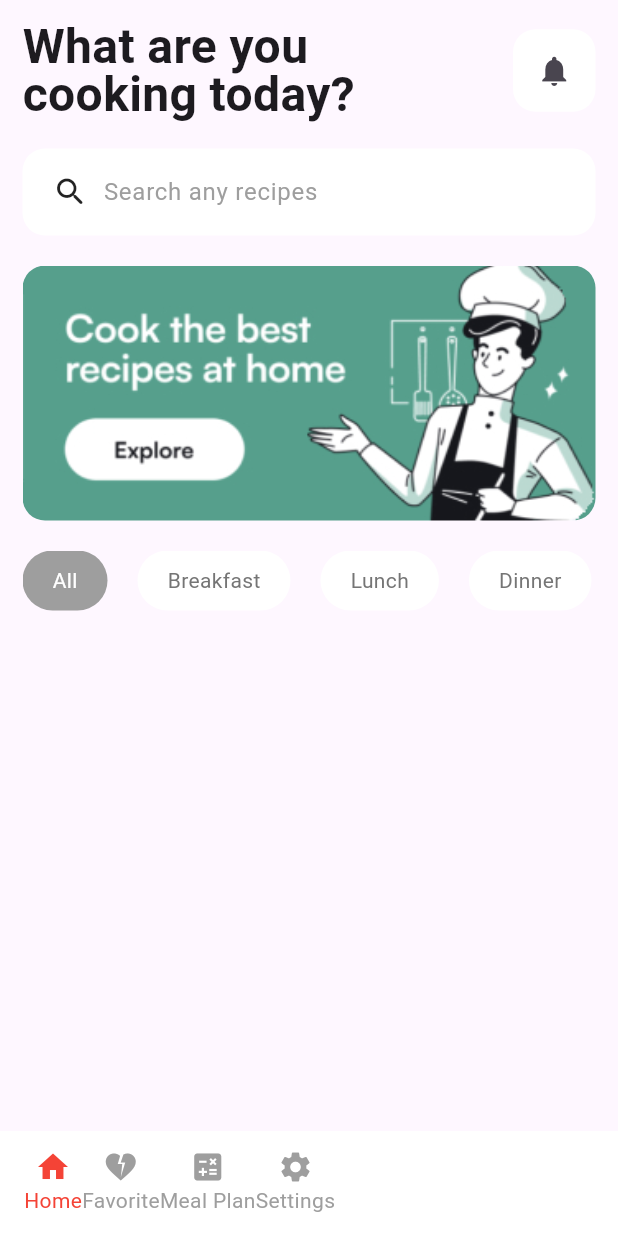
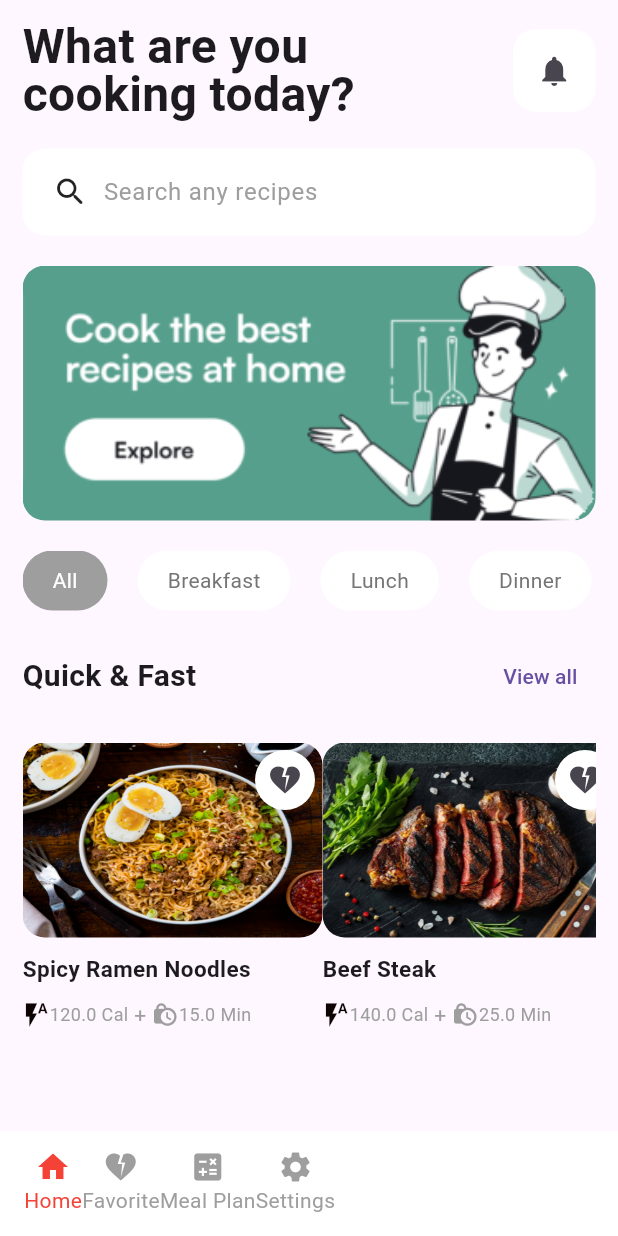
Before and after one commit to mcalisadeghi/Food-Recipe-app, a Flutter app: the screen it shows after launch, on a phone screen of 412 x 824 dp. Run offline on Flutter 3.47's test engine with Material 3 defaults, Android fonts, the phone set to English and light mode, and no system bars.

Commit message:
fix const and...

```diff
--- a/lib/screen/heme_screen.dart
+++ b/lib/screen/heme_screen.dart
@@ -1,8 +1,8 @@
 import 'package:flutter/material.dart';
-import 'package:flutter_application_1/models/food.dart';
 import 'package:flutter_application_1/widgets/categories.dart';
 import 'package:flutter_application_1/widgets/home_app_bar.dart';
 import 'package:flutter_application_1/widgets/home_search_bar.dart';
+import 'package:flutter_application_1/widgets/quick_and_fast_list.dart';
 
 class HomeScreen extends StatefulWidget {
   const HomeScreen({super.key});
@@ -25,13 +25,13 @@ class _HomeScreenState extends State<HomeScreen> {
             ),
             child: Column(
               crossAxisAlignment: CrossAxisAlignment.start,
-              children: [
-                HomeAppBar(),
-                SizedBox(
+              children: <Widget>[
+                const HomeAppBar(),
+                const SizedBox(
                   height: 20.0,
                 ),
-                HomeSearchBar(),
-                SizedBox(
+                const HomeSearchBar(),
+                const SizedBox(
                   height: 20.0,
                 ),
                 Container(
@@ -41,7 +41,7 @@ class _HomeScreenState extends State<HomeScreen> {
                     borderRadius: BorderRadius.circular(
                       15.0,
                     ),
-                    image: DecorationImage(
+                    image: const DecorationImage(
                       fit: BoxFit.fill,
                       image: AssetImage(
                         'assets/images/explore.png',
@@ -49,14 +49,15 @@ class _HomeScreenState extends State<HomeScreen> {
                     ),
                   ),
                 ),
-                SizedBox(
+                const SizedBox(
                   height: 20.0,
                 ),
                 Categories(currentCat: currentCat),
-                SizedBox(
+                const SizedBox(
                   height: 20.0,
                 ),
-                            ],
+                const QuickAndFastList()
+              ],
             ),
           ),
         ),
--- a/lib/screen/main_screen.dart
+++ b/lib/screen/main_screen.dart
@@ -10,7 +10,7 @@ class MainScreen extends StatefulWidget {
 
 class _MainScreenState extends State<MainScreen> {
   int selectedIndex = 0;
-  List screens = [
+  List screens = const [
     HomeScreen(),
     Scaffold(),
     Scaffold(),
@@ -23,7 +23,7 @@ class _MainScreenState extends State<MainScreen> {
         color: Colors.white,
         height: 70.0,
         child: Row(
-          children: [
+          children: <Widget>[
             GestureDetector(
               onTap: () => setState(
                 () {
@@ -31,7 +31,7 @@ class _MainScreenState extends State<MainScreen> {
                 },
               ),
               child: Column(
-                children: [
+                children: <Widget>[
                   Icon(
                     Icons.home,
                     color: selectedIndex == 0 ? Colors.red : Colors.grey,
@@ -53,7 +53,7 @@ class _MainScreenState extends State<MainScreen> {
                 },
               ),
               child: Column(
-                children: [
+                children: <Widget>[
                   Icon(
                     Icons.heart_broken,
                     color: selectedIndex == 1 ? Colors.red : Colors.grey,
@@ -75,7 +75,7 @@ class _MainScreenState extends State<MainScreen> {
                 },
               ),
               child: Column(
-                children: [
+                children: <Widget>[
                   Icon(
                     Icons.calculate,
                     color: selectedIndex == 2 ? Colors.red : Colors.grey,
@@ -97,7 +97,7 @@ class _MainScreenState extends State<MainScreen> {
                 },
               ),
               child: Column(
-                children: [
+                children: <Widget>[
                   Icon(
                     Icons.settings,
                     color: selectedIndex == 3 ? Colors.red : Colors.grey,
--- a/lib/widgets/categories.dart
+++ b/lib/widgets/categories.dart
@@ -24,11 +24,11 @@ class Categories extends StatelessWidget {
                 25.0,
               ),
             ),
-            padding: EdgeInsets.symmetric(
+            padding: const EdgeInsets.symmetric(
               horizontal: 20.0,
               vertical: 10.0,
             ),
-            margin: EdgeInsets.only(
+            margin: const EdgeInsets.only(
               right: 20.0,
             ),
             child: Text(
--- a/lib/widgets/home_app_bar.dart
+++ b/lib/widgets/home_app_bar.dart
@@ -8,8 +8,8 @@ class HomeAppBar extends StatelessWidget {
   @override
   Widget build(BuildContext context) {
     return Row(
-      children: [
-        Text(
+      children: <Widget>[
+        const Text(
           'What are you\ncooking today?',
           style: TextStyle(
             fontSize: 32,
@@ -17,7 +17,7 @@ class HomeAppBar extends StatelessWidget {
             height: 1.0,
           ),
         ),
-        Spacer(),
+        const Spacer(),
         IconButton(
           onPressed: () {},
           style: IconButton.styleFrom(
@@ -27,12 +27,12 @@ class HomeAppBar extends StatelessWidget {
               ),
             ),
             backgroundColor: Colors.white,
-            fixedSize: Size(
+            fixedSize: const Size(
               55.0,
               55.0,
             ),
           ),
-          icon: Icon(
+          icon: const Icon(
             Icons.notifications,
           ),
         ),
--- a/lib/widgets/home_search_bar.dart
+++ b/lib/widgets/home_search_bar.dart
@@ -15,12 +15,12 @@ class HomeSearchBar extends StatelessWidget {
           15.0,
         ),
       ),
-      padding: EdgeInsets.symmetric(
+      padding: const EdgeInsets.symmetric(
         horizontal: 20.0,
         vertical: 5.0,
       ),
-      child: Row(
-        children: [
+      child: const Row(
+        children: <Widget>[
           Icon(
             Icons.search_rounded,
           ),
--- a/lib/widgets/quick_and_fast_list.dart
+++ b/lib/widgets/quick_and_fast_list.dart
@@ -8,11 +8,11 @@ class QuickAndFastList extends StatelessWidget {
   Widget build(BuildContext context) {
     return Column(
       crossAxisAlignment: CrossAxisAlignment.start,
-      children: [
+      children:<Widget> [
         Row(
           mainAxisAlignment: MainAxisAlignment.spaceBetween,
-          children: [
-            Text(
+          children:<Widget> [
+            const Text(
               'Quick & Fast',
               style: TextStyle(
                 fontSize: 20.0,
@@ -21,13 +21,13 @@ class QuickAndFastList extends StatelessWidget {
             ),
             TextButton(
               onPressed: () {},
-              child: Text(
+              child: const Text(
                 'View all',
               ),
             ),
           ],
         ),
-        SizedBox(
+        const SizedBox(
           height: 20.0,
         ),
         SingleChildScrollView(
@@ -38,10 +38,10 @@ class QuickAndFastList extends StatelessWidget {
               (index) => Container(
                 width: 200.0,
                 child: Stack(
-                  children: [
+                  children:<Widget> [
                     Column(
                       crossAxisAlignment: CrossAxisAlignment.start,
-                      children: [
+                      children:<Widget> [
                         Container(
                           width: double.infinity,
                           height: 130.0,
@@ -57,47 +57,47 @@ class QuickAndFastList extends StatelessWidget {
                             ),
                           ),
                         ),
-                        SizedBox(
+                        const SizedBox(
                           height: 10,
                         ),
                         Text(
                           foods[index].name,
-                          style: TextStyle(
+                          style: const TextStyle(
                             fontSize: 15.0,
                             fontWeight: FontWeight.bold,
                           ),
                         ),
-                        SizedBox(
+                        const SizedBox(
                           height: 10,
                         ),
                         Row(
-                          children: [
-                            Icon(
+                          children:<Widget> [
+                            const Icon(
                               Icons.flash_auto,
                               size: 18.0,
-                              color: const Color.fromARGB(255, 14, 4, 4),
+                              color: Color.fromARGB(255, 14, 4, 4),
                             ),
                             Text(
                               '${foods[index].cal} Cal',
-                              style: TextStyle(
+                              style: const TextStyle(
                                 fontSize: 12.0,
                                 color: Colors.grey,
                               ),
                             ),
-                            Text(
+                            const Text(
                               ' + ',
                               style: TextStyle(
                                 color: Colors.grey,
                               ),
                             ),
-                            Icon(
+                            const Icon(
                               Icons.lock_clock,
                               size: 18.0,
                               color: Colors.grey,
                             ),
                             Text(
                               '${foods[index].time} Min',
-                              style: TextStyle(
+                              style: const TextStyle(
                                 fontSize: 12.0,
                                 color: Colors.grey,
                               ),
@@ -113,12 +113,12 @@ class QuickAndFastList extends StatelessWidget {
                         onPressed: () {},
                         style: IconButton.styleFrom(
                           backgroundColor: Colors.white,
-                          fixedSize: Size(
+                          fixedSize: const Size(
                             30.0,
                             30.0,
                           ),
                         ),
-                        icon: Icon(
+                        icon: const Icon(
                           Icons.heart_broken,
                         ),
                       ),
```
